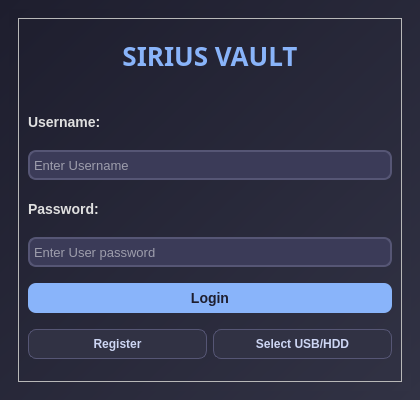
Ghospicer/SiriusVault, file SiriusVaultGUI/src/ui/login.ui: the form before one commit.
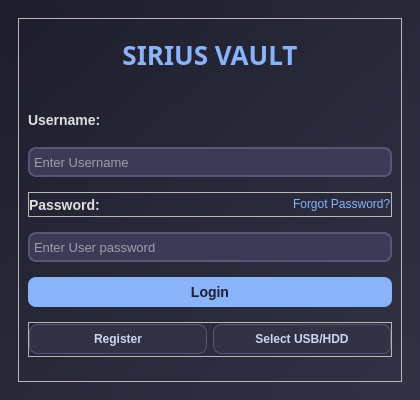
The form after the commit. Icons and pictures are not drawn.

```diff
--- a/SiriusVaultGUI/src/ui/login.ui
+++ b/SiriusVaultGUI/src/ui/login.ui
@@ -171,6 +171,42 @@
             </widget>
            </item>
            <item>
+            <widget class="QFrame" name="frame_2">
+             <property name="minimumSize">
+              <size>
+               <width>0</width>
+               <height>25</height>
+              </size>
+             </property>
+             <property name="maximumSize">
+              <size>
+               <width>16777215</width>
+               <height>25</height>
+              </size>
+             </property>
+             <property name="frameShape">
+              <enum>QFrame::StyledPanel</enum>
+             </property>
+             <property name="frameShadow">
+              <enum>QFrame::Raised</enum>
+             </property>
+             <layout class="QHBoxLayout" name="horizontalLayout_3">
+              <property name="spacing">
+               <number>6</number>
+              </property>
+              <property name="leftMargin">
+               <number>0</number>
+              </property>
+              <property name="topMargin">
+               <number>0</number>
+              </property>
+              <property name="rightMargin">
+               <number>0</number>
+              </property>
+              <property name="bottomMargin">
+               <number>0</number>
+              </property>
+              <item>
             <widget class="QLabel" name="label_5">
              <property name="minimumSize">
               <size>
@@ -199,6 +235,44 @@
             </widget>
            </item>
            <item>
+               <spacer name="horizontalSpacer">
+                <property name="orientation">
+                 <enum>Qt::Horizontal</enum>
+                </property>
+                <property name="sizeHint" stdset="0">
+                 <size>
+                  <width>40</width>
+                  <height>10</height>
+                 </size>
+                </property>
+               </spacer>
+              </item>
+              <item>
+               <widget class="QLabel" name="lbl_forgot_pass">
+                <property name="minimumSize">
+                 <size>
+                  <width>0</width>
+                  <height>20</height>
+                 </size>
+                </property>
+                <property name="maximumSize">
+                 <size>
+                  <width>16777215</width>
+                  <height>25</height>
+                 </size>
+                </property>
+                <property name="cursor">
+                 <cursorShape>PointingHandCursor</cursorShape>
+                </property>
+                <property name="text">
+                 <string>&lt;a href=&quot;recover&quot; style=&quot;color: #89b4fa; text-decoration: none;&quot;&gt;Forgot Password?&lt;/a&gt;</string>
+                </property>
+               </widget>
+              </item>
+             </layout>
+            </widget>
+           </item>
+           <item>
             <widget class="QLineEdit" name="input_user_password_log">
              <property name="minimumSize">
               <size>
@@ -281,7 +355,38 @@
             </widget>
            </item>
            <item>
+            <widget class="QFrame" name="frame">
+             <property name="minimumSize">
+              <size>
+               <width>0</width>
+               <height>30</height>
+              </size>
+             </property>
+             <property name="maximumSize">
+              <size>
+               <width>16777215</width>
+               <height>35</height>
+              </size>
+             </property>
+             <property name="frameShape">
+              <enum>QFrame::StyledPanel</enum>
+             </property>
+             <property name="frameShadow">
+              <enum>QFrame::Raised</enum>
+             </property>
             <layout class="QHBoxLayout" name="horizontalLayout">
+              <property name="leftMargin">
+               <number>0</number>
+              </property>
+              <property name="topMargin">
+               <number>0</number>
+              </property>
+              <property name="rightMargin">
+               <number>0</number>
+              </property>
+              <property name="bottomMargin">
+               <number>0</number>
+              </property>
              <item>
               <widget class="QPushButton" name="btn_register_log">
                <property name="minimumSize">
@@ -375,6 +480,7 @@
               </widget>
              </item>
             </layout>
+            </widget>
            </item>
           </layout>
          </widget>
```
Lines whose indentation alone changed are shown as unchanged.
